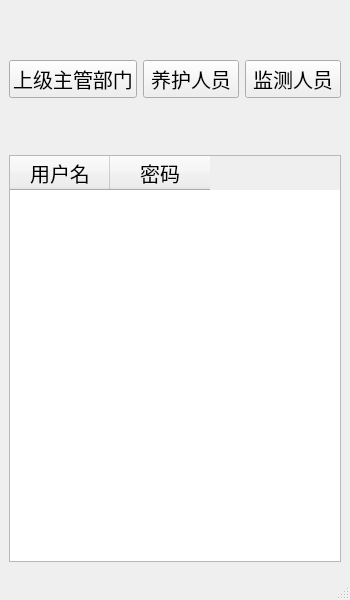
First picture: the form in ui/Account.ui, repository ShakespeareXu/DB_Course_Design, before the edit.
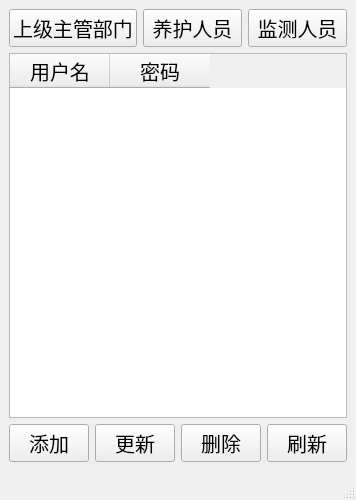
Second picture: the form after the edit.

Commit message: 再度更新，新增一些ui和代码

The edit to the form file:
```diff
--- a/ui/Account.ui
+++ b/ui/Account.ui
@@ -7,7 +7,7 @@
     <x>0</x>
     <y>0</y>
     <width>350</width>
-    <height>600</height>
+    <height>500</height>
    </rect>
   </property>
   <property name="font">
@@ -19,22 +19,7 @@
    <string>账号信息</string>
   </property>
   <widget class="QWidget" name="centralwidget">
-   <layout class="QVBoxLayout" name="verticalLayout_2">
-    <item>
-     <layout class="QVBoxLayout" name="verticalLayout" stretch="1,0,1,8">
-      <item>
-       <spacer name="verticalSpacer">
-        <property name="orientation">
-         <enum>Qt::Vertical</enum>
-        </property>
-        <property name="sizeHint" stdset="0">
-         <size>
-          <width>20</width>
-          <height>40</height>
-         </size>
-        </property>
-       </spacer>
-      </item>
+   <layout class="QVBoxLayout" name="verticalLayout" stretch="0,0,0">
       <item>
        <layout class="QHBoxLayout" name="horizontalLayout">
         <item>
@@ -60,19 +45,6 @@
         </item>
        </layout>
       </item>
-      <item>
-       <spacer name="verticalSpacer_2">
-        <property name="orientation">
-         <enum>Qt::Vertical</enum>
-        </property>
-        <property name="sizeHint" stdset="0">
-         <size>
-          <width>20</width>
-          <height>40</height>
-         </size>
-        </property>
-       </spacer>
-      </item>
       <item>
        <widget class="QTableWidget" name="user_password_show">
         <column>
@@ -87,19 +59,39 @@
         </column>
        </widget>
       </item>
-     </layout>
-    </item>
-   </layout>
-  </widget>
-  <widget class="QMenuBar" name="menubar">
-   <property name="geometry">
-    <rect>
-     <x>0</x>
-     <y>0</y>
-     <width>350</width>
-     <height>32</height>
-    </rect>
-   </property>
+    <item>
+     <layout class="QHBoxLayout" name="horizontalLayout_2">
+      <item>
+       <widget class="QPushButton" name="add_button">
+        <property name="text">
+         <string>添加</string>
+        </property>
+       </widget>
+      </item>
+      <item>
+       <widget class="QPushButton" name="update_button">
+        <property name="text">
+         <string>更新</string>
+        </property>
+       </widget>
+      </item>
+      <item>
+       <widget class="QPushButton" name="delete_button">
+        <property name="text">
+         <string>删除</string>
+        </property>
+       </widget>
+      </item>
+      <item>
+       <widget class="QPushButton" name="refresh_button">
+        <property name="text">
+         <string>刷新</string>
+        </property>
+       </widget>
+      </item>
+     </layout>
+    </item>
+   </layout>
   </widget>
   <widget class="QStatusBar" name="statusbar"/>
  </widget>
```
Lines whose indentation alone changed are shown as unchanged. The commit also changes 5 other files.
